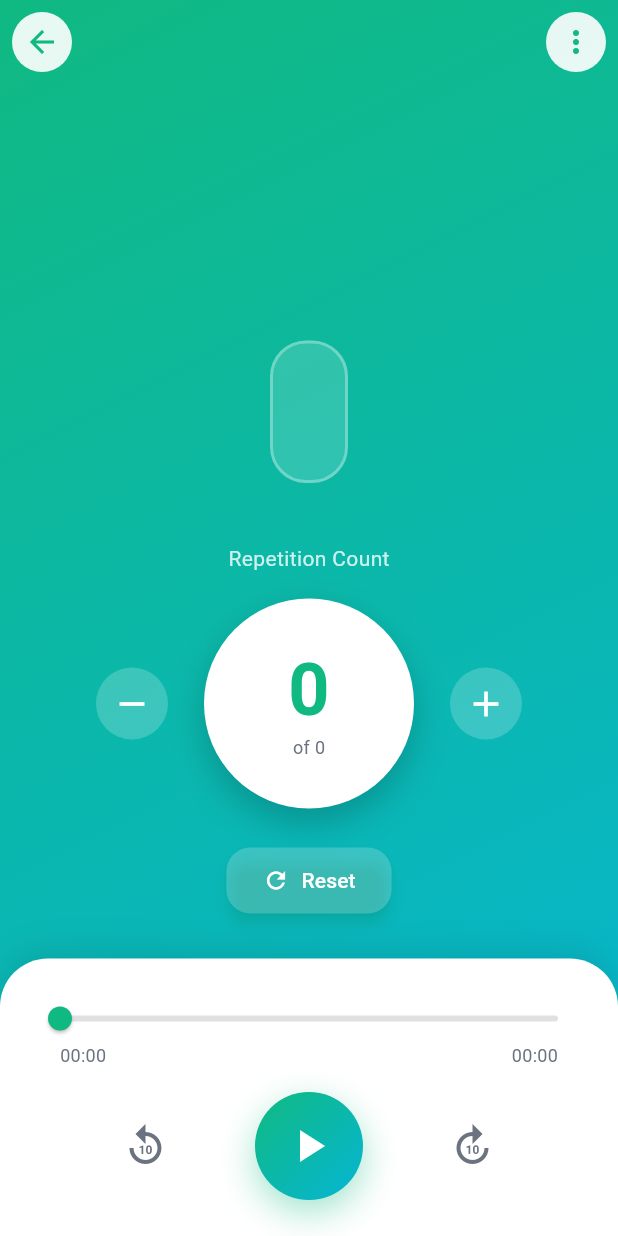
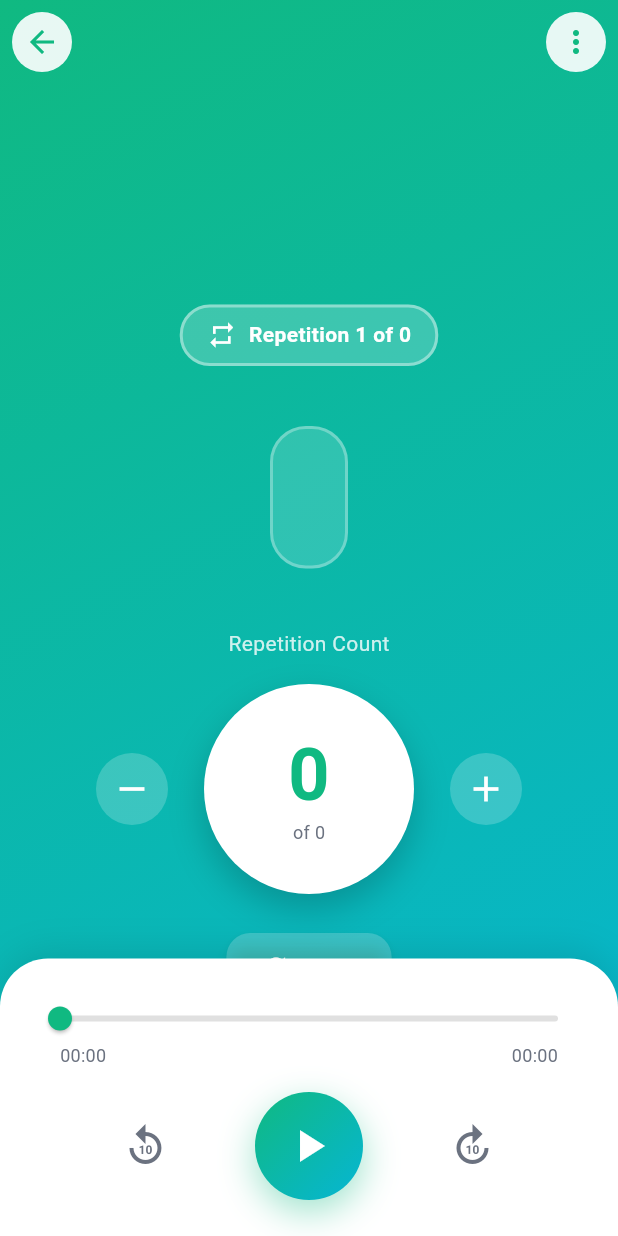
Before and after one commit to khaledebied/bling_azkar, a Flutter app: the PlayerScreen screen opened directly with empty values, on a phone screen of 412 x 824 dp. Run offline on Flutter 3.47's test engine with Material 3 defaults, Android fonts, the light colour scheme and no system bars; our stand-ins replace dio, flutter_local_notifications, flutter_riverpod, freezed_annotation, geolocator, hive and 4 more; missing offline and left inert: audio_session, flutter_qiblah, quran_library; accounts and stored records are empty; statements that could not run were skipped.

Commit message:
feat: Implement audio completion handling in PlayerScreen, allowing for repetition tracking and user feedback upon completion, enhancing the overall playback experience.

```diff
--- a/lib/src/presentation/screens/player_screen.dart
+++ b/lib/src/presentation/screens/player_screen.dart
@@ -20,6 +20,9 @@ class _PlayerScreenState extends ConsumerState<PlayerScreen>
     with SingleTickerProviderStateMixin {
   late AnimationController _pulseController;
   late Animation<double> _pulseAnimation;
+  int _currentRepetition = 0;
+  StreamSubscription<PlayerState>? _playerStateSubscription;
+  bool _isCompleted = false;
 
   @override
   void initState() {
@@ -44,19 +47,87 @@ class _PlayerScreenState extends ConsumerState<PlayerScreen>
     _pulseController.repeat(reverse: true);
 
     // Don't auto-play - let user control playback
+    _setupAudioCompletionListener();
+  }
+
+  void _setupAudioCompletionListener() {
+    final audioService = ref.read(audioPlayerServiceProvider);
+    _playerStateSubscription = audioService.playerStateStream.listen((state) {
+      if (mounted &&
+          state.processingState == ProcessingState.completed &&
+          !_isCompleted) {
+        _handleAudioCompletion();
+      }
+    });
+  }
+
+  Future<void> _handleAudioCompletion() async {
+    setState(() {
+      _currentRepetition++;
+    });
+
+    if (_currentRepetition < widget.zikr.defaultCount) {
+      // Replay audio
+      await Future.delayed(const Duration(milliseconds: 500));
+      if (mounted) {
+        await _playAudio();
+      }
+    } else {
+      // All repetitions completed
+      setState(() {
+        _isCompleted = true;
+      });
+
+      // Show completion message
+      if (mounted) {
+        ScaffoldMessenger.of(context).showSnackBar(
+          SnackBar(
+            content: Row(
+              children: [
+                const Icon(Icons.check_circle, color: Colors.white),
+                const SizedBox(width: 12),
+                Text('Completed ${widget.zikr.defaultCount}x repetitions!'),
+              ],
+            ),
+            backgroundColor: AppTheme.primaryGreen,
+            duration: const Duration(seconds: 2),
+          ),
+        );
+      }
+
+      // Reset to initial state after a short delay
+      await Future.delayed(const Duration(seconds: 1));
+      if (mounted) {
+        _resetToInitialState();
+      }
+    }
+  }
+
+  void _resetToInitialState() {
+    final audioService = ref.read(audioPlayerServiceProvider);
+    audioService.stop();
+
+    setState(() {
+      _currentRepetition = 0;
+      _isCompleted = false;
+    });
   }
 
   Future<void> _playAudio() async {
     try {
       final audioService = ref.read(audioPlayerServiceProvider);
       if (widget.zikr.audio.isNotEmpty) {
+        setState(() {
+          _isCompleted = false;
+        });
+
         await audioService.playAudio(
-          widget.zikr.audio.first.shortFile??"",
+          widget.zikr.audio.first.shortFile ?? "",
           isLocal: true,
         );
       }
     } catch (e) {
-      debugPrint('Error auto-playing: $e');
+      debugPrint('Error playing: $e');
       if (mounted) {
         ScaffoldMessenger.of(context).showSnackBar(
           SnackBar(content: Text('Error playing audio: $e')),
@@ -68,6 +139,7 @@ class _PlayerScreenState extends ConsumerState<PlayerScreen>
   @override
   void dispose() {
     _pulseController.dispose();
+    _playerStateSubscription?.cancel();
     // Don't use ref in dispose - it's already been disposed
     // Audio service will handle cleanup automatically
     super.dispose();
@@ -119,6 +191,8 @@ class _PlayerScreenState extends ConsumerState<PlayerScreen>
                     children: [
                       const SizedBox(height: 20),
                       _buildTitle(),
+                      const SizedBox(height: 16),
+                      _buildRepetitionIndicator(),
                       const SizedBox(height: 40),
                       _buildArabicText(),
                       const SizedBox(height: 40),
@@ -311,6 +385,41 @@ class _PlayerScreenState extends ConsumerState<PlayerScreen>
 
   void _animateIncrement() {
     _pulseController.forward(from: 0);
+  }
+
+  Widget _buildRepetitionIndicator() {
+    return AnimatedContainer(
+      duration: const Duration(milliseconds: 300),
+      padding: const EdgeInsets.symmetric(horizontal: 16, vertical: 8),
+      decoration: BoxDecoration(
+        color: Colors.white.withOpacity(_isCompleted ? 0.3 : 0.2),
+        borderRadius: BorderRadius.circular(20),
+        border: Border.all(
+          color: Colors.white.withOpacity(0.4),
+          width: 2,
+        ),
+      ),
+      child: Row(
+        mainAxisSize: MainAxisSize.min,
+        children: [
+          Icon(
+            _isCompleted ? Icons.check_circle : Icons.repeat,
+            color: Colors.white,
+            size: 20,
+          ),
+          const SizedBox(width: 8),
+          Text(
+            _isCompleted
+                ? 'Completed!'
+                : 'Repetition ${_currentRepetition + 1} of ${widget.zikr.defaultCount}',
+            style: AppTheme.bodyMedium.copyWith(
+              color: Colors.white,
+              fontWeight: FontWeight.w600,
+            ),
+          ),
+        ],
+      ),
+    );
   }
 
   Widget _buildProgressIndicator() {
```
